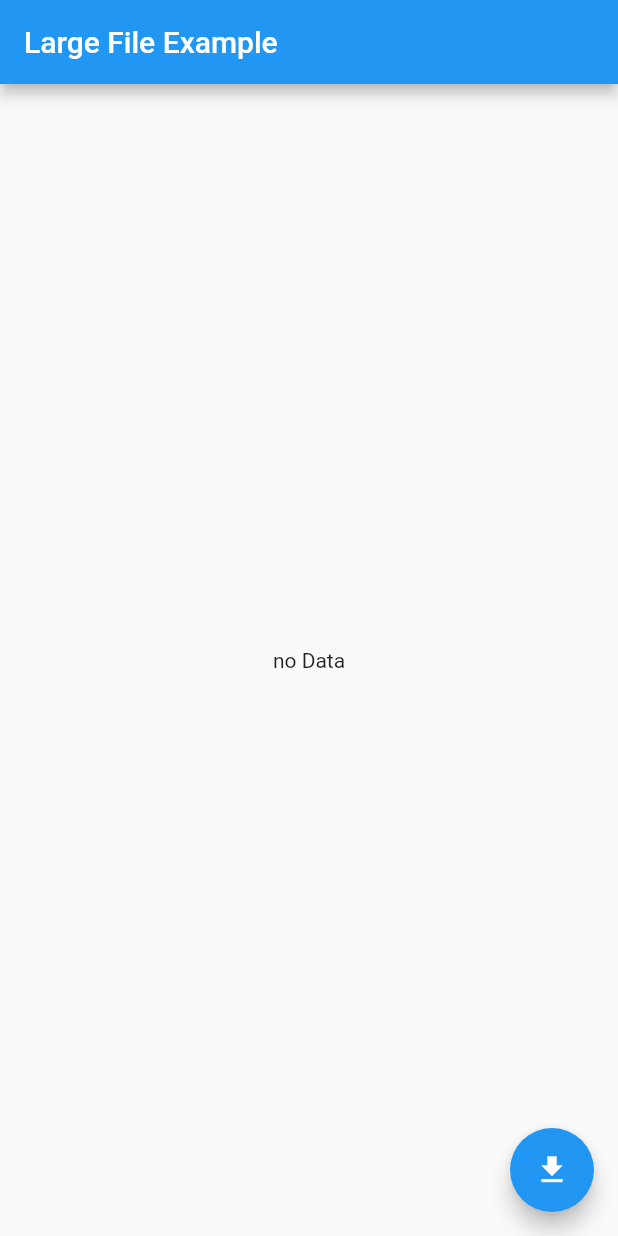
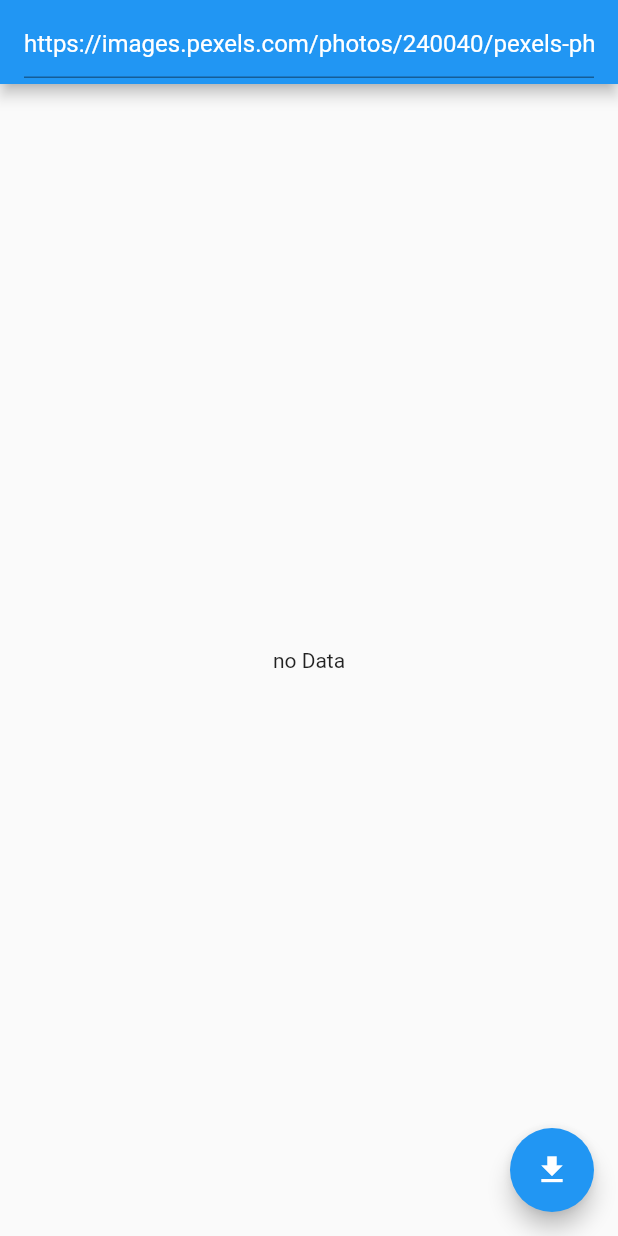
Before and after one commit to lee-kangpyo/test-flutter, a Flutter app: the screen it shows after launch, on a phone screen of 412 x 824 dp. Run offline on Flutter 3.47's test engine with Material 2 defaults, Android fonts, the phone set to English and light mode, and no system bars; our stand-ins replace dio.

Commit message:
url을 입력해서 내려받는 기능 추가

```diff
--- a/FirstApp/largefile_download/lib/largeFileMain.dart
+++ b/FirstApp/largefile_download/lib/largeFileMain.dart
@@ -9,15 +9,30 @@
 }
 
 class _LargeFileMain extends State<LargeFileMain> {
-  final imgUrl = 'https://images.pexels.com/photos/240040/pexels-photo-240040.jpeg?auto=compress';
+  late TextEditingController _editingController;
   bool downloading = false;
   var progressString = "";
   String file="";
 
+
+  @override
+  void initState() {
+    super.initState();
+    _editingController = TextEditingController(text: 'https://images.pexels.com/photos/240040/pexels-photo-240040.jpeg?auto=compress');
+  }
+
   @override
   Widget build(BuildContext context) {
     return Scaffold(
-      appBar: AppBar(title: Text("Large File Example"),),
+      appBar: AppBar(
+        title: TextField(
+          controller: _editingController,
+          style: TextStyle(color: Colors.white),
+          keyboardType: TextInputType.text,
+          decoration: InputDecoration(hintText: 'url 입력하세요'),
+          cursorColor: Colors.amber,
+        ),
+      ),
       body: Center(
         child: downloading ?
             Container (
@@ -76,7 +91,7 @@
     Dio dio = Dio();
     try {
       var dir = await getApplicationDocumentsDirectory();
-      await dio.download(imgUrl, "${dir.path}/myimage.jpg",
+      await dio.download(_editingController.value.text, "${dir.path}/myimage.jpg",
         onReceiveProgress: (rec, total){
           print('Rec : $rec , Total: $total');
           file = "${dir.path}/myimage.jpg";
```
